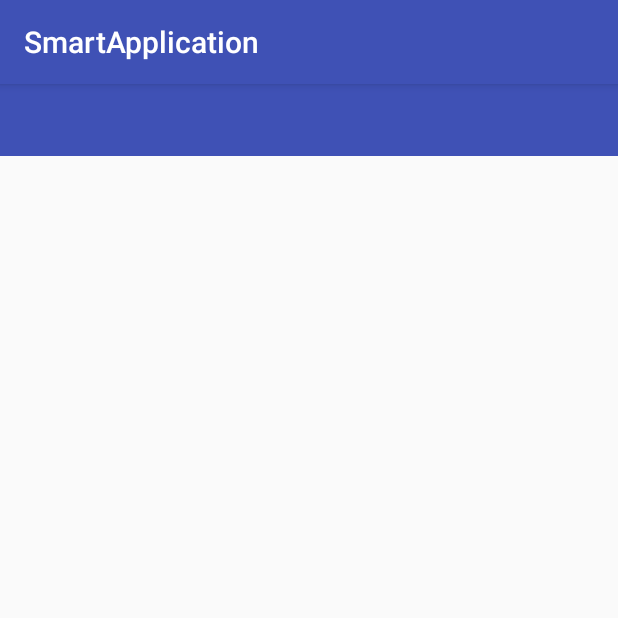
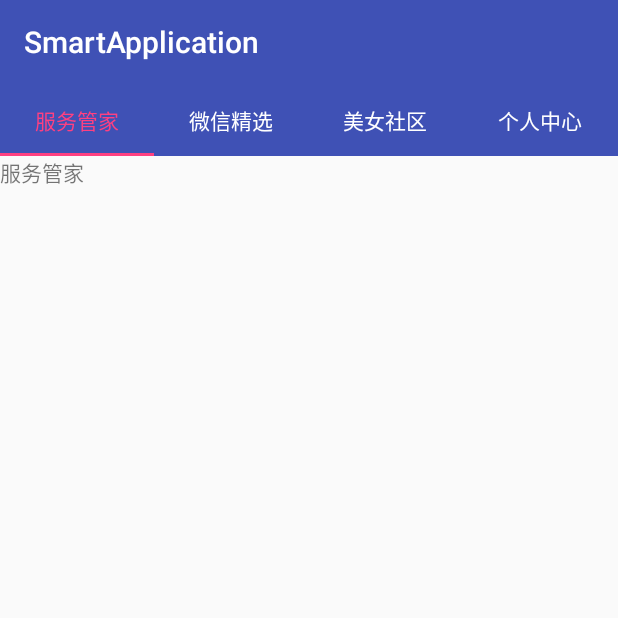
Before and after one commit to OtakuCaptain/SmartApplication, an Android app: the screen it shows after launch (MainActivity), on a phone screen of 412 x 824 dp, the top half of it. Run offline under Robolectric (Android 15) with nearby library versions, the phone set to English and light mode, and no system bars.

```diff
--- a/app/src/main/java/com/chen/smartapplication/MainActivity.java
+++ b/app/src/main/java/com/chen/smartapplication/MainActivity.java
@@ -2,9 +2,15 @@ package com.chen.smartapplication;
 
 import android.support.design.widget.TabLayout;
 import android.support.v4.app.Fragment;
+import android.support.v4.app.FragmentPagerAdapter;
 import android.support.v4.view.ViewPager;
 import android.support.v7.app.AppCompatActivity;
 import android.os.Bundle;
+
+import com.chen.smartapplication.fragment.ButlerFragment;
+import com.chen.smartapplication.fragment.GirlFragment;
+import com.chen.smartapplication.fragment.UserFragment;
+import com.chen.smartapplication.fragment.WeChatFragment;
 
 import java.util.ArrayList;
 import java.util.List;
@@ -20,6 +26,9 @@ public class MainActivity extends AppCompatActivity {
     protected void onCreate(Bundle savedInstanceState) {
         super.onCreate(savedInstanceState);
         setContentView(R.layout.activity_main);
+
+        getSupportActionBar().setElevation(0);
+
         initData();
         initView();
     }
@@ -31,12 +40,38 @@ public class MainActivity extends AppCompatActivity {
         mTitle.add("美女社区");
         mTitle.add("个人中心");
 
-        mFragment=new ArrayList<>();
+        mFragment = new ArrayList<>();
+        mFragment.add(new ButlerFragment());
+        mFragment.add(new WeChatFragment());
+        mFragment.add(new GirlFragment());
+        mFragment.add(new UserFragment());
 
     }
 
     private void initView() {
+        mTabLayout = (TabLayout) findViewById(R.id.tabLayout);
+        mViewPager = (ViewPager) findViewById(R.id.viewPager);
 
+        mViewPager.setOffscreenPageLimit(mFragment.size());
+
+        mViewPager.setAdapter(new FragmentPagerAdapter(getSupportFragmentManager()) {
+            @Override
+            public Fragment getItem(int position) {
+                return mFragment.get(position);
+            }
+
+            @Override
+            public int getCount() {
+                return mFragment.size();
+            }
+
+            @Override
+            public CharSequence getPageTitle(int position) {
+                return mTitle.get(position);
+            }
+        });
+
+        mTabLayout.setupWithViewPager(mViewPager);
     }
 
 
--- a/app/src/main/res/layout/fragment_butler.xml
+++ b/app/src/main/res/layout/fragment_butler.xml
@@ -2,5 +2,8 @@
 <LinearLayout xmlns:android="http://schemas.android.com/apk/res/android"
     android:orientation="vertical" android:layout_width="match_parent"
     android:layout_height="match_parent">
-
+<TextView
+    android:text="服务管家"
+    android:layout_width="wrap_content"
+    android:layout_height="match_parent" />
 </LinearLayout>
--- a/app/src/main/res/layout/fragment_girl.xml
+++ b/app/src/main/res/layout/fragment_girl.xml
@@ -2,5 +2,8 @@
 <LinearLayout xmlns:android="http://schemas.android.com/apk/res/android"
     android:orientation="vertical" android:layout_width="match_parent"
     android:layout_height="match_parent">
-
+    <TextView
+        android:text="美女社区"
+        android:layout_width="wrap_content"
+        android:layout_height="match_parent" />
 </LinearLayout>
--- a/app/src/main/res/layout/fragment_user.xml
+++ b/app/src/main/res/layout/fragment_user.xml
@@ -2,5 +2,8 @@
 <LinearLayout xmlns:android="http://schemas.android.com/apk/res/android"
     android:orientation="vertical" android:layout_width="match_parent"
     android:layout_height="match_parent">
-
+    <TextView
+        android:text="个人中心"
+        android:layout_width="wrap_content"
+        android:layout_height="match_parent" />
 </LinearLayout>
--- a/app/src/main/res/layout/fragment_wechat.xml
+++ b/app/src/main/res/layout/fragment_wechat.xml
@@ -2,5 +2,8 @@
 <LinearLayout xmlns:android="http://schemas.android.com/apk/res/android"
     android:orientation="vertical" android:layout_width="match_parent"
     android:layout_height="match_parent">
-
+    <TextView
+        android:text="微信精选"
+        android:layout_width="wrap_content"
+        android:layout_height="match_parent" />
 </LinearLayout>
```
